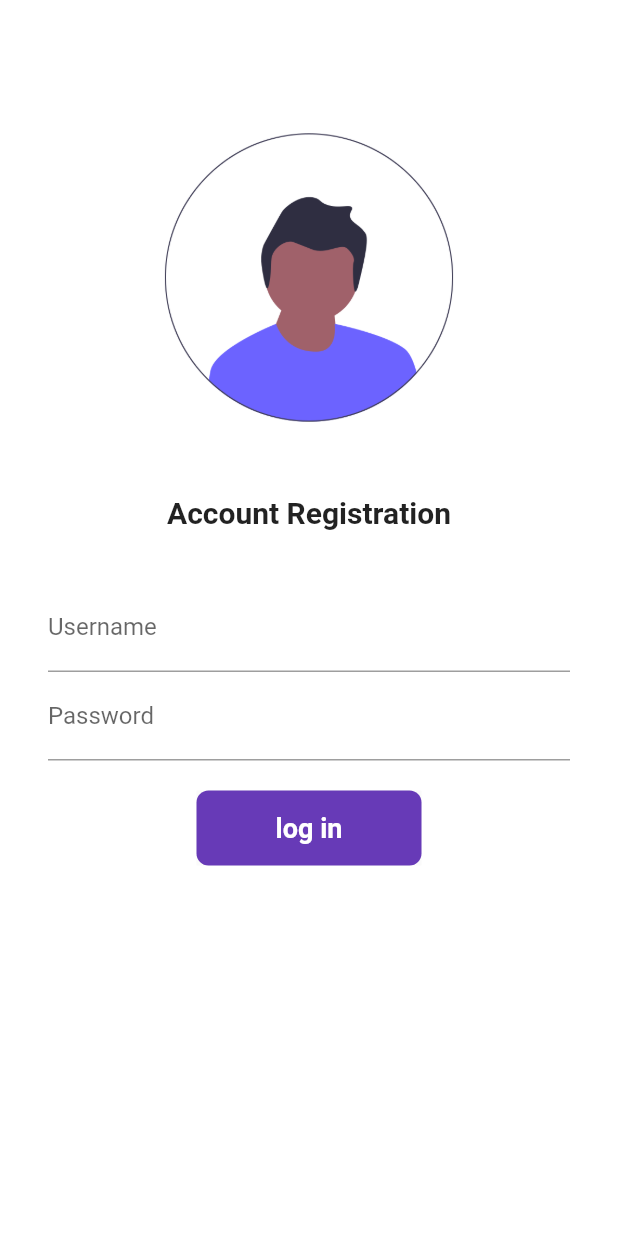
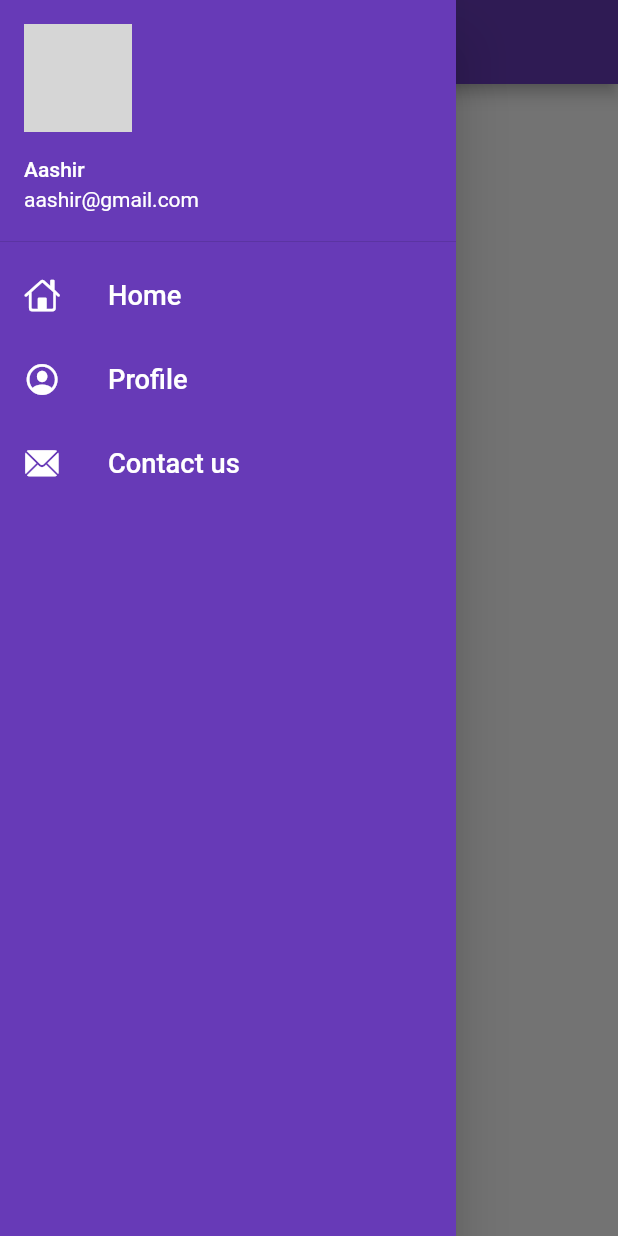
Before and after one commit to Aashir1234/dart_Flutter, a Flutter app: the screen it shows after launch, with the side drawer open (before the commit the screen has no drawer), on a phone screen of 412 x 824 dp. Run offline on Flutter 3.47's test engine with Material 2 defaults, Android fonts, the phone set to English and light mode, and no system bars; network calls fail; grey boxes are pictures that could not be loaded.

Commit message:
Day 8 Completed

```diff
--- a/lib/main.dart
+++ b/lib/main.dart
@@ -30,7 +30,8 @@ class MyApp extends StatelessWidget {
       //home: Homepage(),
       theme: ThemeData(primarySwatch: Colors.deepPurple),
       themeMode: ThemeMode.system,
-      initialRoute: MyRoutes.loginRoute,
+      debugShowCheckedModeBanner: false,
+      initialRoute: MyRoutes.homeRoute,
       routes: {
         "/login": (context) => LoginPage(),
         "/home": (context) => Homepage()
--- a/lib/pages/home_page.dart
+++ b/lib/pages/home_page.dart
@@ -1,4 +1,5 @@
 import 'package:flutter/material.dart';
+import 'package:flutter_application_1/widgets/drawer.dart';
 
 class Homepage extends StatelessWidget {
   final int days = 30;
@@ -16,7 +17,7 @@ class Homepage extends StatelessWidget {
           child: Text("Body"),
         ),
       ),
-      drawer: Drawer(),
+      drawer: MyDrawer(),
     );
   }
 }
--- /dev/null
+++ b/lib/widgets/drawer.dart
@@ -0,0 +1,64 @@
+import 'package:flutter/material.dart';
+import 'package:flutter/cupertino.dart';
+
+class MyDrawer extends StatelessWidget {
+  const MyDrawer({super.key});
+  final imageUrl =
+      "https://encrypted-tbn0.gstatic.com/images?q=tbn:ANd9GcQkkVsRNVJ7O7xNGK7IXtRwchi4NsKzUUdPMMcmIdbDKH_x6DKXR2EQGWrBiM8KKga7Ey0&usqp=CAU";
+  @override
+  Widget build(BuildContext context) {
+    return Drawer(
+        child: Container(
+      color: Colors.deepPurple,
+      child: ListView(
+        padding: EdgeInsets.zero,
+        children: [
+          DrawerHeader(
+            padding: EdgeInsets.zero,
+            child: UserAccountsDrawerHeader(
+              margin: EdgeInsets.zero,
+              accountName: Text("Aashir"),
+              accountEmail: Text("aashir@gmail.com"),
+              currentAccountPicture: CircleAvatar(
+                backgroundImage: NetworkImage(imageUrl),
+              ),
+            ),
+          ),
+          ListTile(
+            leading: Icon(
+              CupertinoIcons.home,
+              color: Colors.white,
+            ),
+            title: Text(
+              "Home",
+              textScaleFactor: 1.3,
+              style: TextStyle(color: Colors.white),
+            ),
+          ),
+          ListTile(
+            leading: Icon(
+              CupertinoIcons.profile_circled,
+              color: Colors.white,
+            ),
+            title: Text(
+              "Profile",
+              textScaleFactor: 1.3,
+              style: TextStyle(color: Colors.white),
+            ),
+          ),
+          ListTile(
+            leading: Icon(
+              CupertinoIcons.mail_solid,
+              color: Colors.white,
+            ),
+            title: Text(
+              "Contact us",
+              textScaleFactor: 1.3,
+              style: TextStyle(color: Colors.white),
+            ),
+          )
+        ],
+      ),
+    ));
+  }
+}
```
